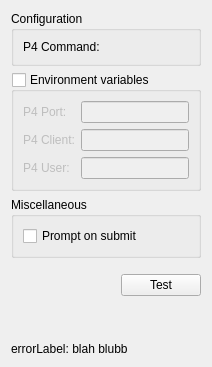
qt-creator/qt-creator, file src/plugins/perforce/settingspage.ui: the form before one commit.
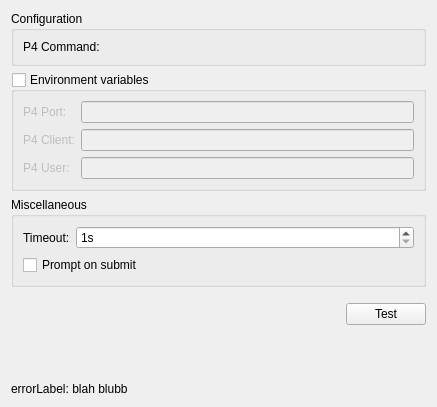
The form after the commit. Custom widgets are drawn as their Qt base class.

Commit message:
VCS: Introduce configureable timeout to vcs,svn, p4.
as already present for git, mercurial.

Task-number: QTCREATORBUG-475

Patch:
```diff
--- a/src/plugins/perforce/settingspage.ui
+++ b/src/plugins/perforce/settingspage.ui
@@ -2,6 +2,14 @@
 <ui version="4.0">
  <class>Perforce::Internal::SettingsPage</class>
  <widget class="QWidget" name="Perforce::Internal::SettingsPage">
+  <property name="geometry">
+   <rect>
+    <x>0</x>
+    <y>0</y>
+    <width>437</width>
+    <height>407</height>
+   </rect>
+  </property>
   <layout class="QVBoxLayout" name="verticalLayout">
    <item>
     <widget class="QGroupBox" name="configGroupBox">
@@ -82,13 +90,33 @@
       <string>Miscellaneous</string>
      </property>
      <layout class="QFormLayout" name="formLayout_2">
-      <item row="0" column="0" colspan="2">
+      <item row="1" column="0" colspan="2">
        <widget class="QCheckBox" name="promptToSubmitCheckBox">
         <property name="text">
          <string>Prompt on submit</string>
         </property>
        </widget>
       </item>
+      <item row="0" column="0">
+       <widget class="QLabel" name="timeOutLabel">
+        <property name="text">
+         <string>Timeout:</string>
+        </property>
+       </widget>
+      </item>
+      <item row="0" column="1">
+       <widget class="QSpinBox" name="timeOutSpinBox">
+        <property name="suffix">
+         <string>s</string>
+        </property>
+        <property name="minimum">
+         <number>1</number>
+        </property>
+        <property name="maximum">
+         <number>360</number>
+        </property>
+       </widget>
+      </item>
      </layout>
     </widget>
    </item>
```
The commit also changes 15 other files.
